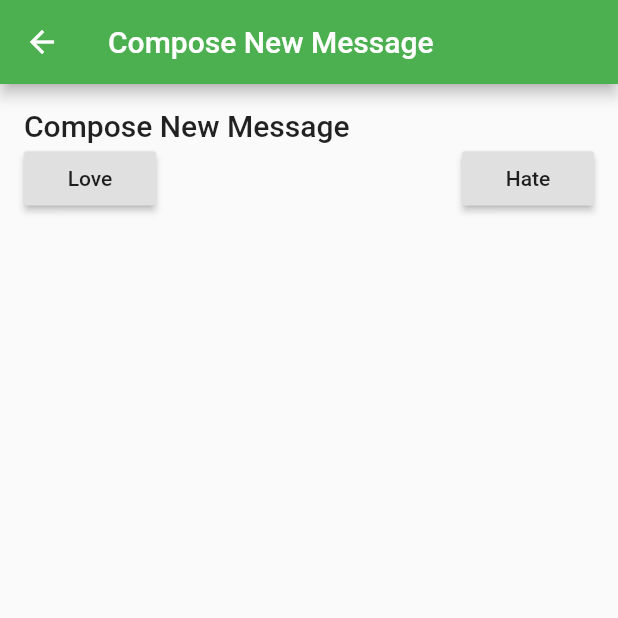
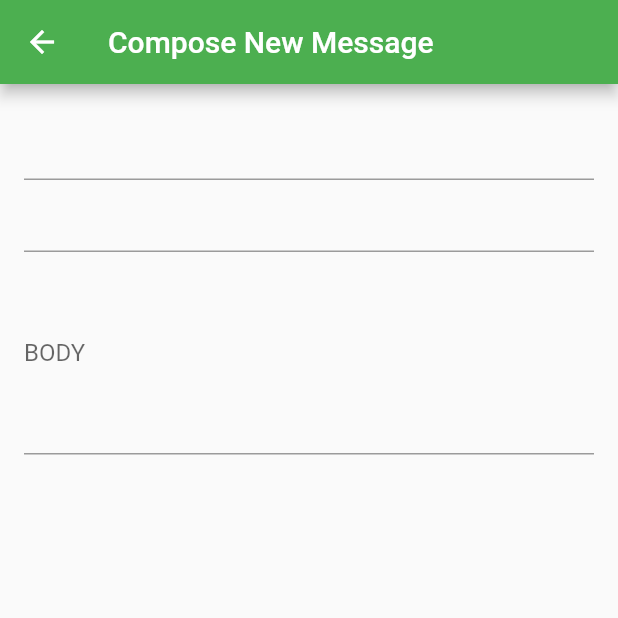
Before and after one commit to chrisGaye/flutter_volkeno, a Flutter app: the screen it shows after launch, after a tap on the "add" icon, on a phone screen of 412 x 824 dp, the top half of it. Run offline on Flutter 3.47's test engine with Material 2 defaults, Android fonts, the phone set to English and light mode, and no system bars.

Commit message:
Form part1

```diff
--- a/lib/MessageCompose.dart
+++ b/lib/MessageCompose.dart
@@ -6,34 +6,20 @@ class MessageCompose extends StatelessWidget {
     return Scaffold(
       appBar: AppBar(
         title: Text('Compose New Message')
-
       ),
       body: Container(
         padding: EdgeInsets.all(16),
         child: Column(
           crossAxisAlignment: CrossAxisAlignment.start,
           children: <Widget>[
-             Text("Compose New Message",
-             style:Theme.of(context).textTheme.title),
-             Row(
-               mainAxisAlignment: MainAxisAlignment.spaceBetween,
-               children: <Widget>[
-                 RaisedButton(
-                    child: Text("Love"),
-                    onPressed: () {
-                      Navigator.pop(context, "Love");
-                    }
-                 ),
-
-                 RaisedButton(
-                    child: Text("Hate"),
-                    onPressed: () {
-                      Navigator.pop(context, "Hate");
-                    }
-                 ),
-               ]
-             ),
-          ]
+            TextField(), TextField(),
+            TextField(
+              decoration: InputDecoration(
+                labelText: 'BODY', labelStyle: TextStyle()
+              ),
+              maxLines: 5,
+            )
+          ],
         ),
       ),
     );
--- a/lib/main.dart
+++ b/lib/main.dart
@@ -100,22 +100,14 @@ class _MessageListState extends State<MessageList> {
 
     return Scaffold(
       appBar: AppBar(
-        title: Text('Email App Test'),
+        title: Text('Email App'),
         actions: <Widget>[
           IconButton(icon: Icon(Icons.refresh), onPressed: (){
              //On peut faire une action ici
           })
         ],
       ),
-      // floatingActionButton : FloatingActionButton(
-      //     child: Icon(Icons.add),
-      //     onPressed: (){
-      //             Navigator.push(context, MaterialPageRoute(builder: (BuildContext context){
-      //                  return MessageCompose();
-      //             }));
-      //           },
 
-      // ),
       body:ListView.builder(
         itemCount: 6,
         // separatorBuilder: (Context, index) => Divider(),
```
Also changed, not shown: 4 other files.
